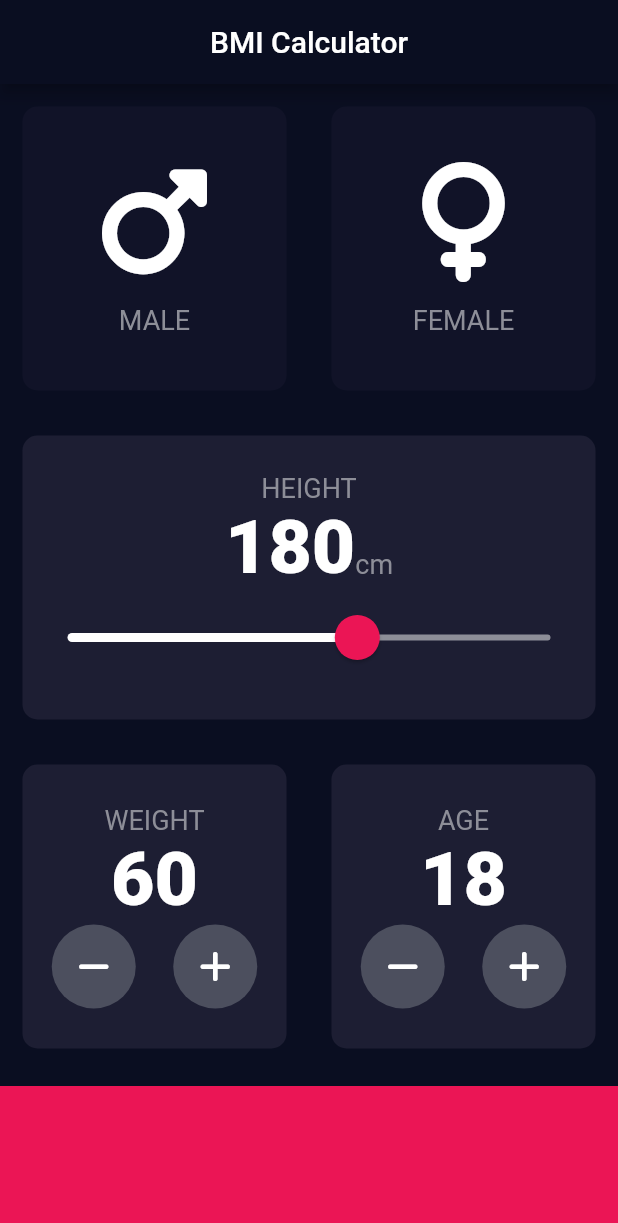
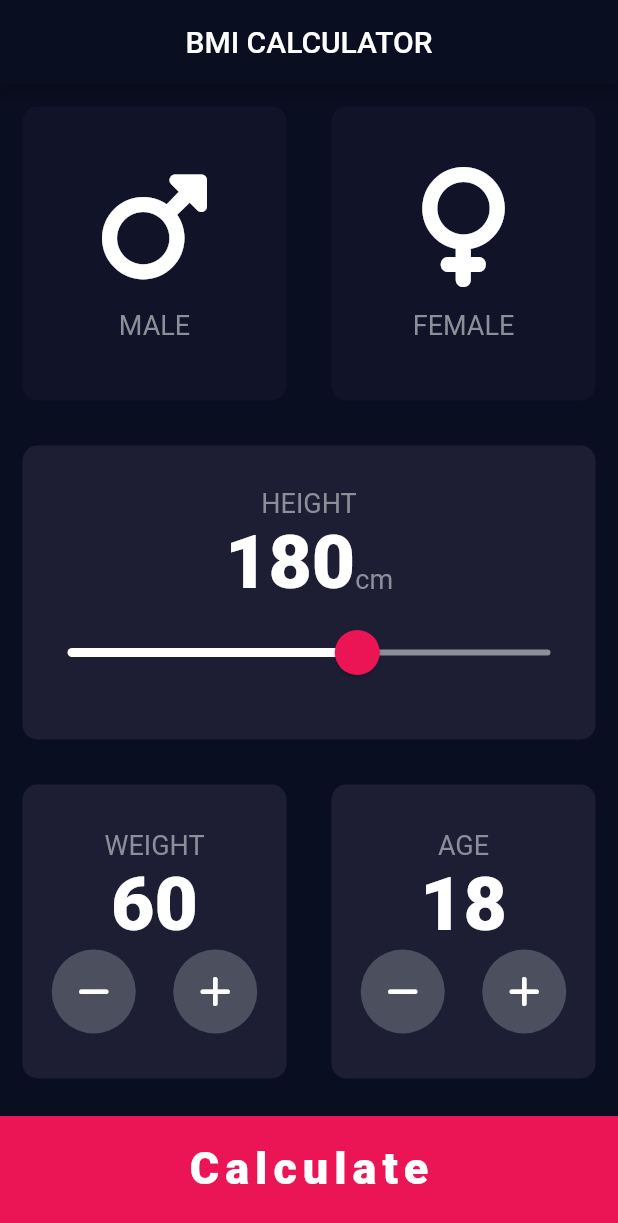
Before and after one commit to 1amSumit/BMI-flutter, a Flutter app: the screen it shows after launch, on a phone screen of 412 x 824 dp. Shown: the top 1223 px of the screen. Run offline on Flutter 3.47's test engine with Material 2 defaults, Android fonts, the phone set to English and light mode, and no system bars; our stand-ins replace font_awesome_flutter.

```diff
--- /dev/null
+++ b/lib/bottomButton.dart
@@ -0,0 +1,32 @@
+import "package:flutter/material.dart";
+import "constant.dart";
+
+class BottomButton extends StatelessWidget {
+  const BottomButton({required this.text, @required this.onTap});
+
+  final String text;
+  final VoidCallback? onTap;
+
+  @override
+  Widget build(BuildContext context) {
+    return GestureDetector(
+      onTap: onTap,
+      child: Container(
+        color: Color(bottomContainerColor),
+        padding: EdgeInsets.only(bottom: 10.0),
+        width: double.infinity,
+        height: bottomContainerHeight,
+        margin: EdgeInsets.only(top: 10.0),
+        child: Center(
+          child: Text(
+            text,
+            style: TextStyle(
+                fontSize: 30.0,
+                fontWeight: FontWeight.w900,
+                letterSpacing: 4.0),
+          ),
+        ),
+      ),
+    );
+  }
+}
--- a/lib/constant.dart
+++ b/lib/constant.dart
@@ -5,7 +5,7 @@ const textStyle = TextStyle(
   color: Color(0xFF8D8E98),
 );
 
-const bottomContainerHeight = 100.0;
+const bottomContainerHeight = 80.0;
 const activColor = 0xFF1D1E33;
 const inActiveColor = 0xFF111328;
 const bottomContainerColor = 0xFFEB1555;
--- a/lib/input_page.dart
+++ b/lib/input_page.dart
@@ -1,10 +1,10 @@
-import "dart:ffi";
-
+import "package:bmi/results_page.dart";
 import 'package:flutter/material.dart';
 import 'package:font_awesome_flutter/font_awesome_flutter.dart';
 import "Reuseable_card.dart";
 import "IconData.dart";
 import "constant.dart";
+import "bottomButton.dart";
 
 enum Gender { male, female }
 
@@ -27,7 +27,7 @@ class _InputPageState extends State<InputPage> {
     return Scaffold(
       appBar: AppBar(
         title: Center(
-          child: Text("BMI Calculator"),
+          child: Text("BMI CALCULATOR"),
         ),
       ),
       body: Column(
@@ -217,11 +217,16 @@ class _InputPageState extends State<InputPage> {
               ],
             ),
           ),
-          Container(
-            color: Color(bottomContainerColor),
-            width: double.infinity,
-            height: bottomContainerHeight,
-            margin: EdgeInsets.only(top: 10.0),
+          BottomButton(
+            text: "Calculate",
+            onTap: () {
+              Navigator.push(
+                context,
+                MaterialPageRoute(
+                  builder: (context) => ResultsPage(),
+                ),
+              );
+            },
           ),
         ],
       ),
```
Also changed, not shown: lib/results_page.dart (added, +68 -0 lines).
